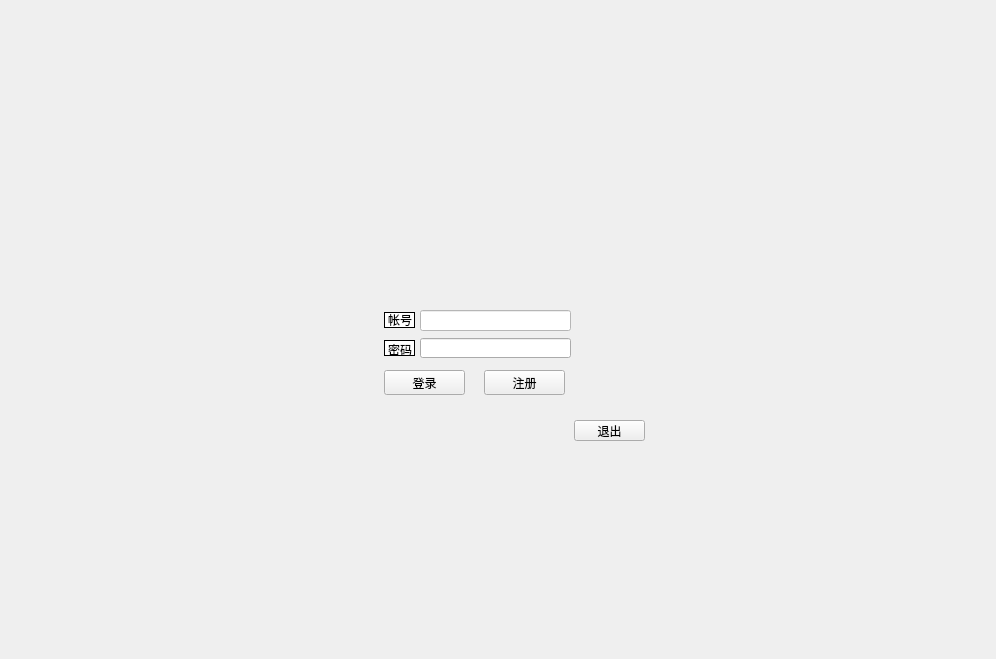
Before: the Qt Designer form login.ui in lwher/Library-System, drawn with Qt 5.
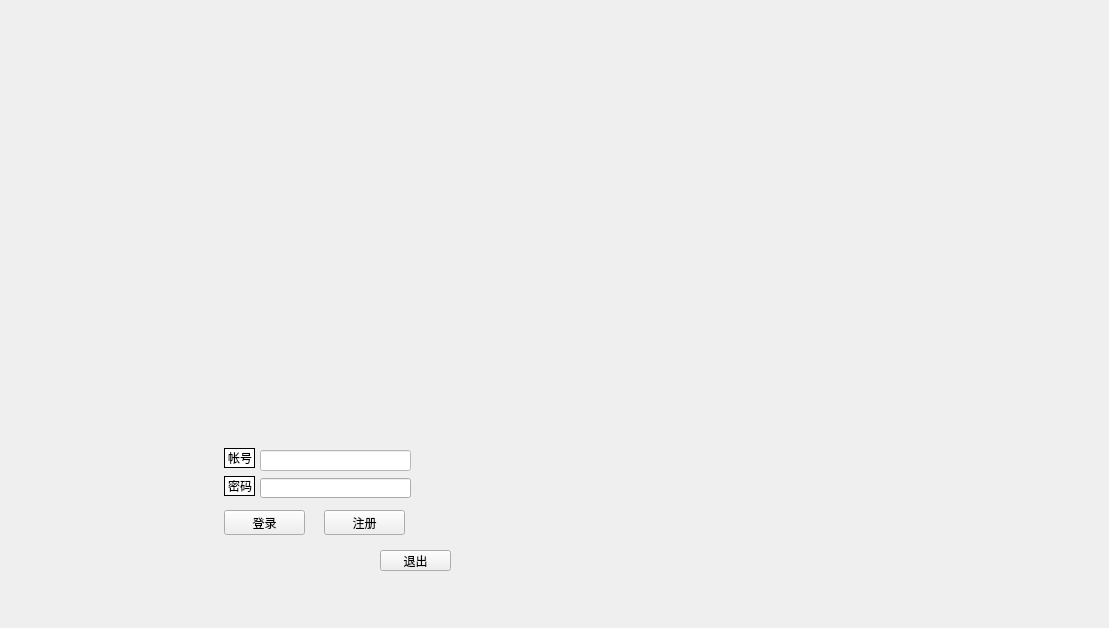
After: the same form once the commit is applied. Icons and pictures are not drawn.

Patch:
```diff
--- a/login.ui
+++ b/login.ui
@@ -6,8 +6,8 @@
    <rect>
     <x>0</x>
     <y>0</y>
-    <width>996</width>
-    <height>659</height>
+    <width>1109</width>
+    <height>628</height>
    </rect>
   </property>
   <property name="windowTitle">
@@ -17,59 +17,11 @@
    <string notr="true"/>
   </property>
   <widget class="QWidget" name="centralWidget">
-   <widget class="QFrame" name="frame">
-    <property name="geometry">
-     <rect>
-      <x>220</x>
-      <y>160</y>
-      <width>531</width>
-      <height>381</height>
-     </rect>
-    </property>
-    <property name="styleSheet">
-     <string notr="true">background-image: url(:/new/prefix1/picture/登录.png);</string>
-    </property>
-    <property name="frameShape">
-     <enum>QFrame::NoFrame</enum>
-    </property>
-    <property name="frameShadow">
-     <enum>QFrame::Sunken</enum>
-    </property>
-    <widget class="QLabel" name="label">
-     <property name="geometry">
-      <rect>
-       <x>60</x>
-       <y>70</y>
-       <width>401</width>
-       <height>251</height>
-      </rect>
-     </property>
-     <property name="styleSheet">
-      <string notr="true">font: 75 9pt &quot;微软雅黑&quot;;</string>
-     </property>
-     <property name="text">
-      <string/>
-     </property>
-    </widget>
-   </widget>
-   <widget class="QPushButton" name="exit_but">
-    <property name="geometry">
-     <rect>
-      <x>574</x>
-      <y>420</y>
-      <width>71</width>
-      <height>21</height>
-     </rect>
-    </property>
-    <property name="text">
-     <string>退出</string>
-    </property>
-   </widget>
    <widget class="QLineEdit" name="key_edit">
     <property name="geometry">
      <rect>
-      <x>420</x>
-      <y>338</y>
+      <x>260</x>
+      <y>478</y>
       <width>151</width>
       <height>20</height>
      </rect>
@@ -84,10 +36,10 @@
    <widget class="QLabel" name="label_3">
     <property name="geometry">
      <rect>
-      <x>384</x>
-      <y>312</y>
+      <x>224</x>
+      <y>448</y>
       <width>31</width>
-      <height>16</height>
+      <height>20</height>
      </rect>
     </property>
     <property name="styleSheet">
@@ -100,13 +52,26 @@
      <string>帐号</string>
     </property>
    </widget>
+   <widget class="QPushButton" name="exit_but">
+    <property name="geometry">
+     <rect>
+      <x>380</x>
+      <y>550</y>
+      <width>71</width>
+      <height>21</height>
+     </rect>
+    </property>
+    <property name="text">
+     <string>退出</string>
+    </property>
+   </widget>
    <widget class="QLabel" name="label_2">
     <property name="geometry">
      <rect>
-      <x>384</x>
-      <y>340</y>
+      <x>224</x>
+      <y>476</y>
       <width>31</width>
-      <height>16</height>
+      <height>20</height>
      </rect>
     </property>
     <property name="styleSheet">
@@ -123,8 +88,8 @@
    <widget class="QPushButton" name="log_but">
     <property name="geometry">
      <rect>
-      <x>384</x>
-      <y>370</y>
+      <x>224</x>
+      <y>510</y>
       <width>81</width>
       <height>25</height>
      </rect>
@@ -139,8 +104,8 @@
    <widget class="QLineEdit" name="id_edit">
     <property name="geometry">
      <rect>
-      <x>420</x>
-      <y>310</y>
+      <x>260</x>
+      <y>450</y>
       <width>151</width>
       <height>21</height>
      </rect>
@@ -155,8 +120,8 @@
    <widget class="QPushButton" name="reg_but">
     <property name="geometry">
      <rect>
-      <x>484</x>
-      <y>370</y>
+      <x>324</x>
+      <y>510</y>
       <width>81</width>
       <height>25</height>
      </rect>
@@ -169,6 +134,47 @@
      <string>注册</string>
     </property>
    </widget>
+   <widget class="QLabel" name="label_">
+    <property name="geometry">
+     <rect>
+      <x>130</x>
+      <y>50</y>
+      <width>881</width>
+      <height>551</height>
+     </rect>
+    </property>
+    <property name="styleSheet">
+     <string notr="true">font: 75 9pt &quot;微软雅黑&quot;;</string>
+    </property>
+    <property name="text">
+     <string/>
+    </property>
+   </widget>
+   <widget class="QLabel" name="label_4">
+    <property name="geometry">
+     <rect>
+      <x>20</x>
+      <y>360</y>
+      <width>191</width>
+      <height>251</height>
+     </rect>
+    </property>
+    <property name="styleSheet">
+     <string notr="true">border-image: url(:/new/prefix1/picture/QQ截图20151108145840.png);</string>
+    </property>
+    <property name="text">
+     <string/>
+    </property>
+   </widget>
+   <zorder>label_</zorder>
+   <zorder>key_edit</zorder>
+   <zorder>label_3</zorder>
+   <zorder>exit_but</zorder>
+   <zorder>label_2</zorder>
+   <zorder>log_but</zorder>
+   <zorder>id_edit</zorder>
+   <zorder>reg_but</zorder>
+   <zorder>label_4</zorder>
   </widget>
  </widget>
  <layoutdefault spacing="6" margin="11"/>
```
